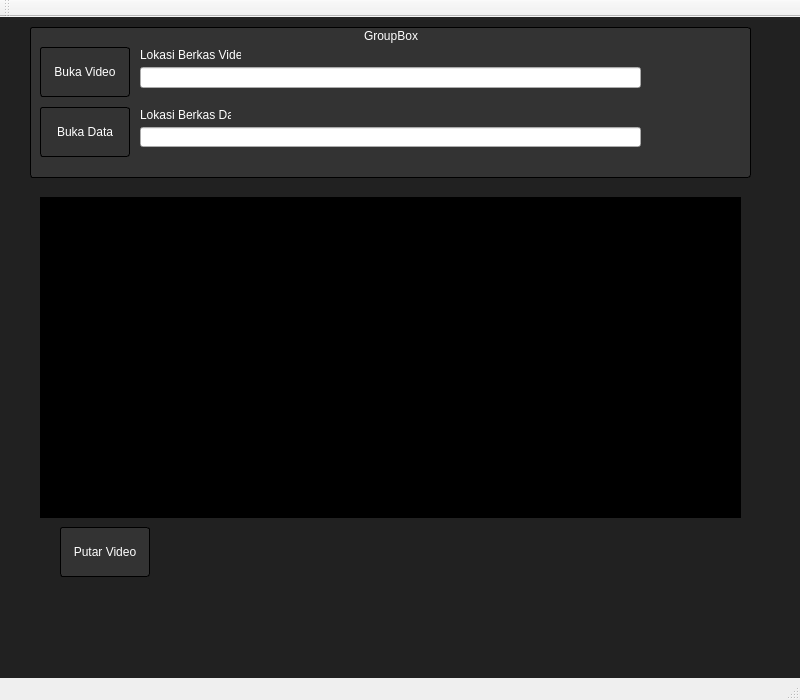
Above: playwithlabel/mainwindow.ui from kodeepic/Belajar_Git before the change. Below: the same form after it.
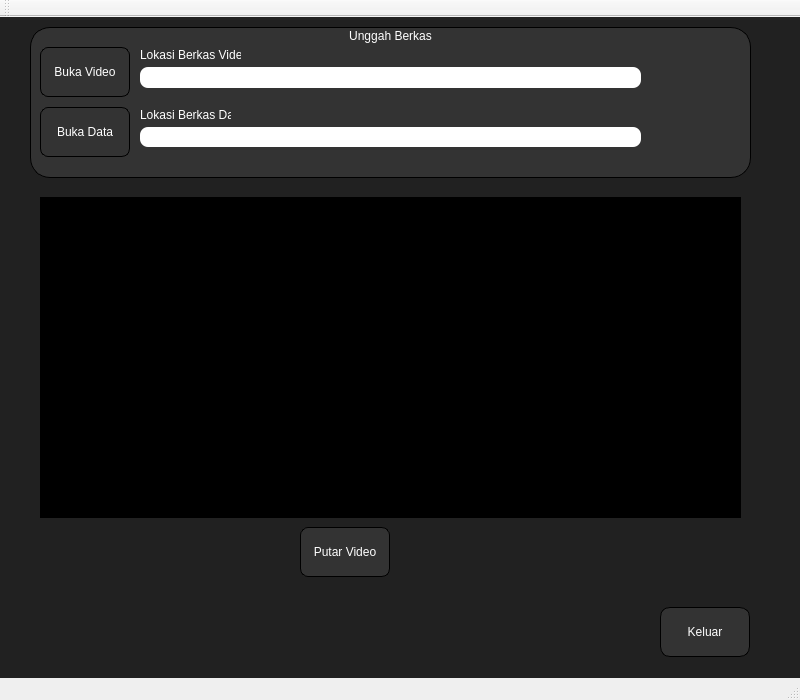
That is the form after the change. Icons and pictures are not drawn.

Commit message: menambahkan tombol keluar dan menampilkan text pada frames

Diff of the .ui file:
```diff
--- a/playwithlabel/mainwindow.ui
+++ b/playwithlabel/mainwindow.ui
@@ -49,7 +49,7 @@
    <widget class="QPushButton" name="pushButton_2">
     <property name="geometry">
      <rect>
-      <x>60</x>
+      <x>300</x>
       <y>510</y>
       <width>90</width>
       <height>50</height>
@@ -73,7 +73,7 @@
 color: white;
 background-color: #333333;
 border-width: 0px;
-border-radius: 3px;
+border-radius: 8px;
 border: 1px solid;
 }</string>
     </property>
@@ -106,12 +106,12 @@
 color: white;
 background-color: #333333;
 border-width: 0px;
-border-radius: 3px;
+border-radius: 20px;
  border: 1px solid black;
 }</string>
     </property>
     <property name="title">
-     <string>GroupBox</string>
+     <string>Unggah Berkas</string>
     </property>
     <property name="alignment">
      <set>Qt::AlignCenter</set>
@@ -143,7 +143,7 @@
 color: white;
 background-color: #333333;
 border-width: 0px;
-border-radius: 3px;
+border-radius: 8px;
 border: 1px solid;
 }</string>
      </property>
@@ -188,7 +188,7 @@
 color: white;
 background-color: #333333;
 border-width: 0px;
-border-radius: 3px;
+border-radius: 8px;
 border: 1px solid;
 }</string>
      </property>
@@ -231,6 +231,9 @@
        <height>21</height>
       </rect>
      </property>
+     <property name="styleSheet">
+      <string notr="true">border-radius: 8px;</string>
+     </property>
     </widget>
     <widget class="QLabel" name="label_3">
      <property name="geometry">
@@ -257,8 +260,56 @@
        <height>20</height>
       </rect>
      </property>
+     <property name="styleSheet">
+      <string notr="true">border-radius: 8px;</string>
+     </property>
     </widget>
    </widget>
+   <widget class="QPushButton" name="pushButton_4">
+    <property name="geometry">
+     <rect>
+      <x>660</x>
+      <y>590</y>
+      <width>90</width>
+      <height>50</height>
+     </rect>
+    </property>
+    <property name="sizePolicy">
+     <sizepolicy hsizetype="Fixed" vsizetype="Fixed">
+      <horstretch>0</horstretch>
+      <verstretch>0</verstretch>
+     </sizepolicy>
+    </property>
+    <property name="minimumSize">
+     <size>
+      <width>90</width>
+      <height>50</height>
+     </size>
+    </property>
+    <property name="styleSheet">
+     <string notr="true">QPushButton
+{
+color: white;
+background-color: #333333;
+border-width: 0px;
+border-radius: 10px;
+border: 1px solid;
+}</string>
+    </property>
+    <property name="text">
+     <string>Keluar</string>
+    </property>
+    <property name="icon">
+     <iconset resource="icons.qrc">
+      <normaloff>:/icons/exit.png</normaloff>:/icons/exit.png</iconset>
+    </property>
+    <property name="iconSize">
+     <size>
+      <width>23</width>
+      <height>23</height>
+     </size>
+    </property>
+   </widget>
   </widget>
   <widget class="QMenuBar" name="menuBar">
    <property name="geometry">
```
Left out of the diff: 10 changed lines with no effect on the pictures. The commit also changes 17 other files.
